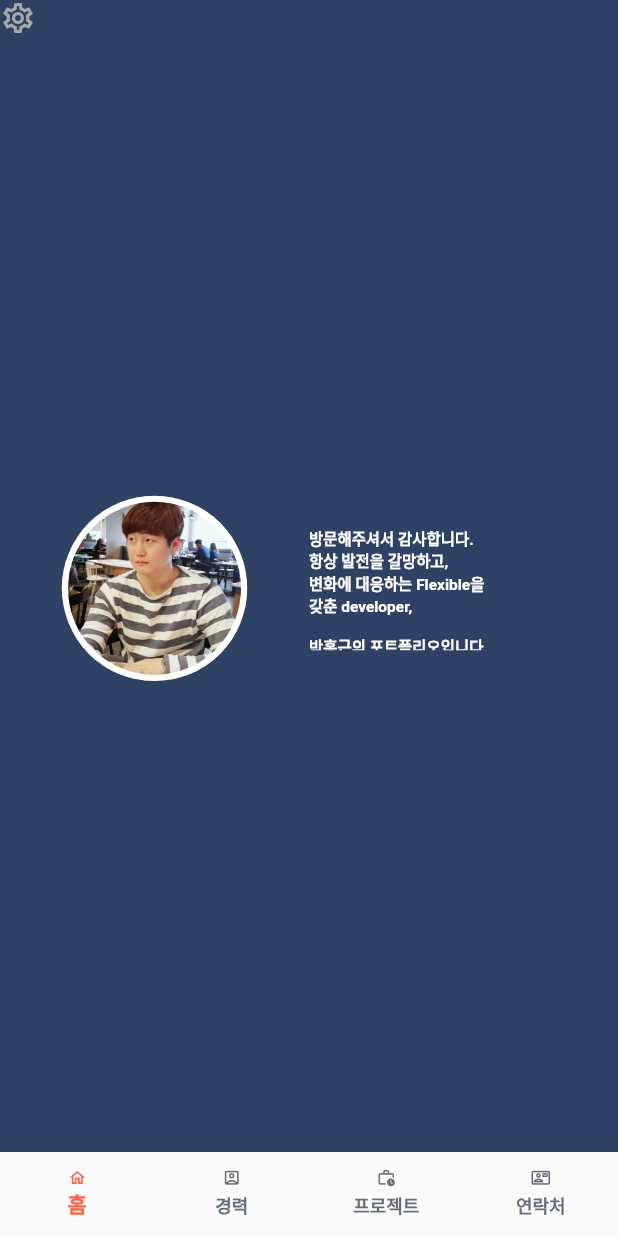
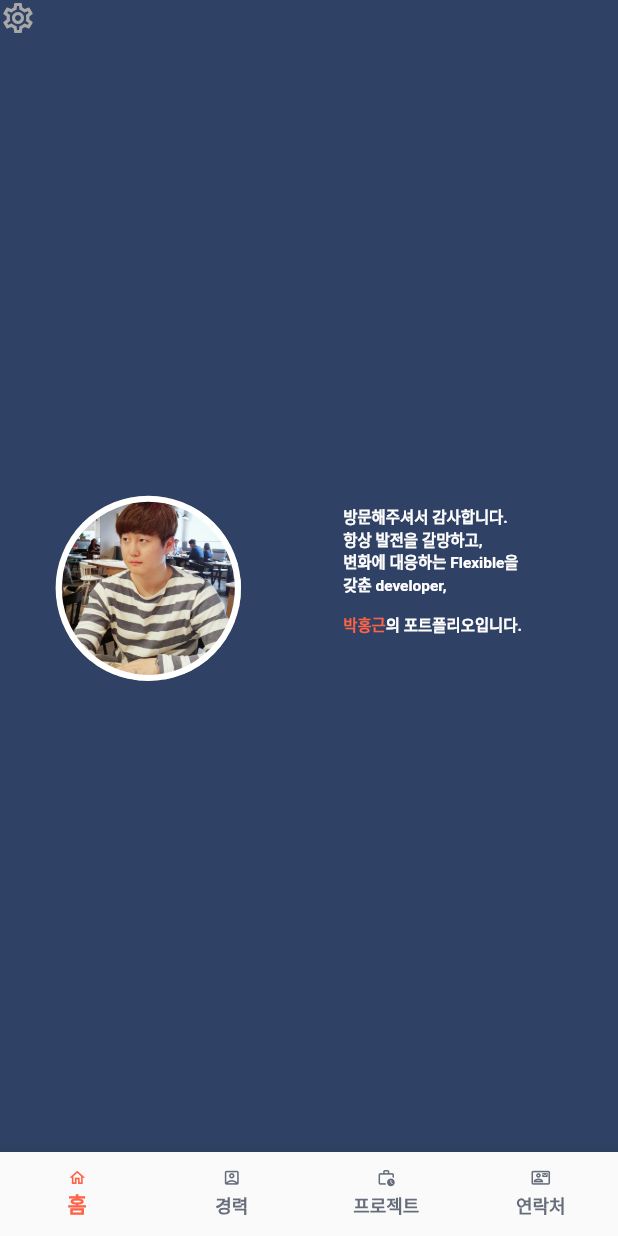
Before and after one commit to HonkenPark/honken_portfolio, a Flutter app: the screen it shows after launch, on a phone screen of 412 x 824 dp. Run offline on Flutter 3.47's test engine with Material 2 defaults, Android fonts, the phone set to English and light mode, and no system bars; our stand-ins replace fluttertoast, get.

```diff
--- a/lib/model/text_id_model.dart
+++ b/lib/model/text_id_model.dart
@@ -30,7 +30,7 @@ class TextIdModel {
     ],
     "HOME_GREETING": [
       "방문해주셔서 감사합니다.\\n항상 발전을 갈망하고,\\n변화에 대응하는 Flexible을\\n갖춘 developer,\\n\\n박홍근의 포트폴리오입니다.\\n\\n",
-      "Portfolio: Honken Park's who is..\\n\\n👉Constantly seeks improvement and embraces change.\\n👉Striving to be flexible in adapting to new challenges.\\n👉Embodies these all qualities.\\n\\n",
+      "Portfolio: Honken Park's who is..\\n\\n· Constantly seeks improvement and embraces change.\\n· Striving to be flexible in adapting to new challenges.\\n· Embodies these all qualities.\\n\\n",
       "コンニチハ、\\n\\n私は常に向上を追求し、変化に対応する柔軟性を大切にする開発者です。新しい課題に適応する柔軟性を持つことを心がけています。\\n\\nこれはそのような開発者、\\n朴鴻根のポートフォリオです\\n\\n"
     ],
     "PROJECT_HISTORY_1": [
--- a/lib/widgets/home_widget.dart
+++ b/lib/widgets/home_widget.dart
@@ -45,17 +45,15 @@ class _HomeWidgetState extends State<HomeWidget> {
             ),
             Flexible(
               flex: 5,
-              child: SizedBox(
-                width: MediaQuery.of(context).size.width * 0.4,
-                height: MediaQuery.of(context).size.width * 0.2,
-                child: Text(
+              child: Container(
+                alignment: Alignment.center,
+                width: MediaQuery.of(context).size.width * 0.42,
+                height: MediaQuery.of(context).size.width * 0.3,
+                child: buildRichText(
                   textId.getTextContent('HOME_GREETING',
                       Get.find<SettingController>().language.value),
-                  style: TextStyle(
-                    fontWeight: FontWeight.bold,
-                    fontSize: MediaQuery.of(context).size.width * 0.025,
-                    color: Colors.white,
-                  ),
+                  Get.find<SettingController>().language.value,
+                  MediaQuery.of(context).size.width * 0.025,
                 ),
               ),
             ),
@@ -65,3 +63,43 @@ class _HomeWidgetState extends State<HomeWidget> {
     );
   }
 }
+
+RichText buildRichText(String textContent, int langIdx, double fontSize) {
+  List<String> splitText = [
+    '박홍근',
+    'Honken Park',
+    '朴鴻根',
+  ];
+  List<String> parts = textContent.split(splitText[langIdx]);
+
+  TextStyle normalStyle = TextStyle(
+    fontWeight: FontWeight.bold,
+    fontSize: fontSize,
+    color: Colors.white,
+  );
+
+  TextStyle specialStyle = TextStyle(
+    fontWeight: FontWeight.bold,
+    fontSize: fontSize,
+    color: const Color(0xFFFF6347),
+  );
+
+  return RichText(
+    text: TextSpan(
+      children: [
+        TextSpan(
+          text: parts[0],
+          style: normalStyle,
+        ),
+        TextSpan(
+          text: splitText[langIdx],
+          style: specialStyle,
+        ),
+        TextSpan(
+          text: parts[1],
+          style: normalStyle,
+        ),
+      ],
+    ),
+  );
+}
```
Also changed, not shown: lib/widgets/project_widget.dart (+45 -2 lines), lib/widgets/tech_gridview_widget.dart (+85 -64 lines).
